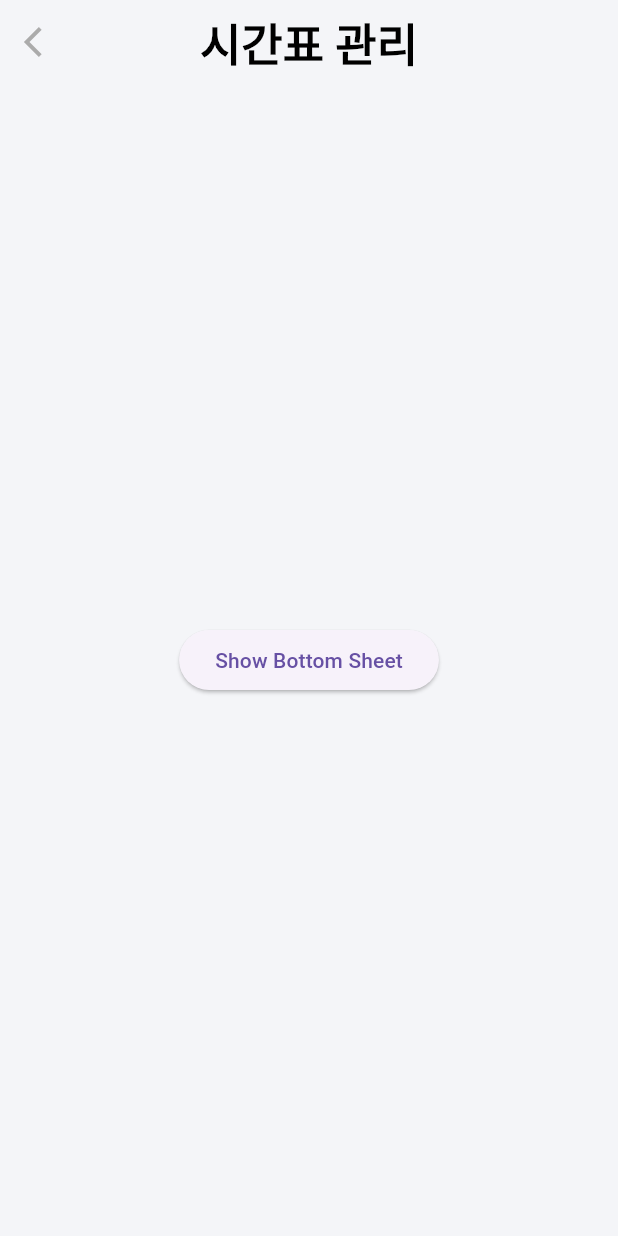
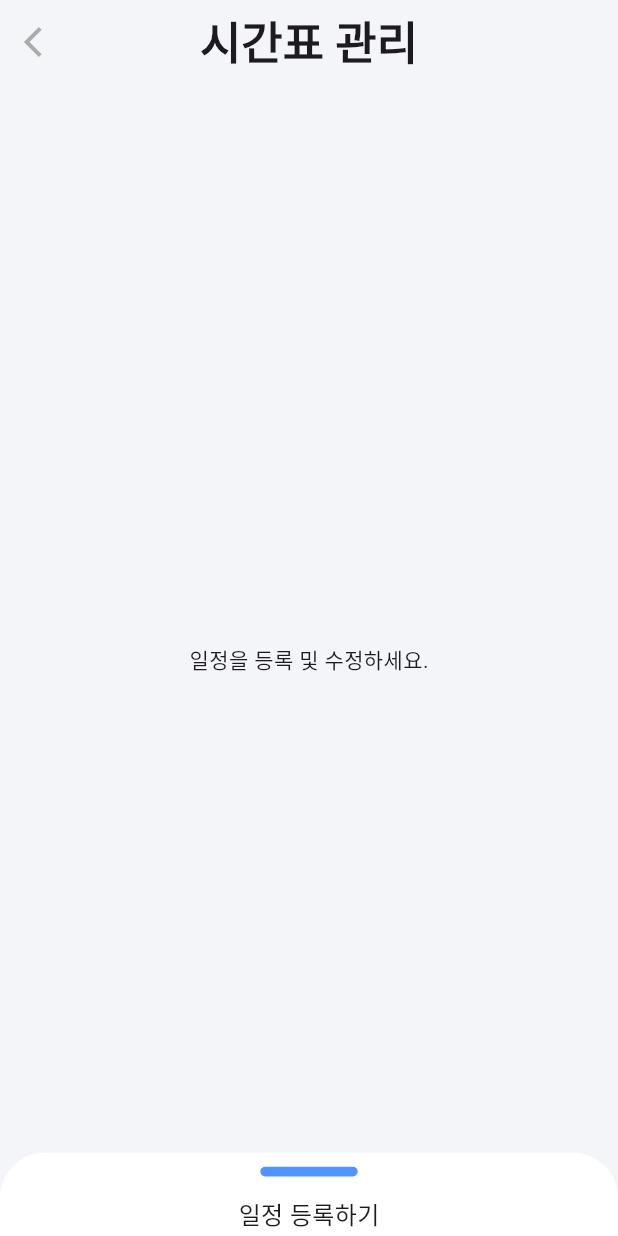
Before and after one commit to AIIA-GCU/VinTeum-FE, a Flutter app: the TimetableManager screen opened directly, on a phone screen of 412 x 824 dp. Run offline on Flutter 3.47's test engine with Material 3 defaults, Android fonts, the phone set to English and light mode, and no system bars; our stand-ins replace image_picker, smooth_page_indicator; Roboto replaces fonts that are missing (Pretendard).

Commit message:
bottomsheet 완료

```diff
--- a/lib/Page/Timetable_Manager.dart
+++ b/lib/Page/Timetable_Manager.dart
@@ -1,12 +1,11 @@
 import 'package:flutter/cupertino.dart';
 import 'package:flutter/material.dart';
 import 'package:vinteum/Common/color.dart';
+import 'package:vinteum/widget/custom_button.dart';
 import 'package:vinteum/widget/custom_dialog.dart';
 import 'package:vinteum/main.dart';
 
 class TimetableManager extends StatefulWidget {
-  TimetableManager({Key? key}) : super(key: key);
-
   @override
   _TimetableManagerState createState() => _TimetableManagerState();
 }
@@ -21,41 +20,55 @@ class _TimetableManagerState extends State<TimetableManager> {
     showModalBottomSheet<void>(
       context: context,
       isScrollControlled: true,
-      backgroundColor: Colors.transparent,
+      backgroundColor: Colors.white,
       builder: (BuildContext context) {
         return DraggableScrollableSheet(
           expand: false,
-          initialChildSize: 0.2, // Set initial size to make the header visible
-          minChildSize: 0.2, // Minimum size to make sure the header remains visible
+          initialChildSize: 0.2, // Initial size so header is visible
+          minChildSize: 0.2, // Minimum size to ensure header is visible
           maxChildSize: 0.8, // Maximum size user can drag up to
           builder: (BuildContext context, ScrollController scrollController) {
             return Container(
               decoration: BoxDecoration(
                 color: Colors.white,
-                borderRadius: BorderRadius.vertical(
-                  top: Radius.circular(25.0),
+                borderRadius: BorderRadius.only(
+                  topLeft: Radius.circular(30),
+                  topRight: Radius.circular(30),
                 ),
               ),
               child: Column(
                 children: <Widget>[
+                  SizedBox(height: ratio.height * 10,),
+                  Container(
+                    height: ratio.height * 7,
+                    width: ratio. width * 65,
+                    decoration: BoxDecoration(
+                      color: VinTeumColors.mainBlue,
+                      borderRadius: BorderRadius.all(
+                        Radius.circular(30),
+                      ),
+                    ),
+                  ),
                   // Header section
                   Container(
                     padding: EdgeInsets.symmetric(vertical: 16.0),
                     decoration: BoxDecoration(
-                      border: Border(
-                        bottom: BorderSide(
-                          color: Colors.grey.shade300,
-                          width: 1.0,
+                      color: Colors.white,
+                      borderRadius: BorderRadius.only(
+                        topRight: Radius.circular(30),
+                        topLeft: Radius.circular(30),
                       ),
-                      ),
+                      // border: Border(
+                      //   bottom: BorderSide(
+                      //     color: VinTeumColors.grey,
+                      //     width: 1.0,
+                      //   ),
+                      // ),
                     ),
                     child: Center(
                       child: Text(
-                        '일정 추가',
-                        style: TextStyle(
-                          fontSize: 20.0,
-                          fontWeight: FontWeight.bold,
-                        ),
+                        '일정 등록하기',
+                        style: TextStyle(fontSize:16)
                       ),
                     ),
                   ),
@@ -63,52 +76,75 @@ class _TimetableManagerState extends State<TimetableManager> {
                   Expanded(
                     child: ListView(
                       controller: scrollController,
-                      padding: EdgeInsets.all(16.0),
+                      padding: EdgeInsets.only(left: 30, right: 30, top: 5),
                       children: <Widget>[
                         TextField(
                           controller: name,
                           decoration: InputDecoration(
                             labelText: '일정 이름',
-                            border: OutlineInputBorder(),
+                            labelStyle: TextStyle(
+                              color: VinTeumColors.darkgrey,
+                              fontSize: 16,
                             ),
                           ),
-                        SizedBox(height: 16.0),
+                        ),
+                        SizedBox(height: ratio.height * 5.0),
                         TextField(
                           controller: date,
                           decoration: InputDecoration(
                             labelText: '요일',
-                            border: OutlineInputBorder(),
+                            labelStyle: TextStyle(
+                              color: VinTeumColors.darkgrey,
+                              fontSize: 16,
                             ),
                           ),
-                        SizedBox(height: 16.0),
+                        ),
+                        SizedBox(height: ratio.height * 5.0),
                         TextField(
                           controller: start_time,
                           decoration: InputDecoration(
                             labelText: '시작 시간',
-                            border: OutlineInputBorder(),
+                            labelStyle: TextStyle(
+                              color: VinTeumColors.darkgrey,
+                              fontSize: 16,
+                            ),
                           ),
                           keyboardType: TextInputType.datetime,
                         ),
-                        SizedBox(height: 16.0),
+                        SizedBox(height: ratio.height * 5.0),
+
                         TextField(
                           controller: end_time,
                           decoration: InputDecoration(
                             labelText: '종료 시간',
-                            border: OutlineInputBorder(),
+                            labelStyle: TextStyle(
+                              color: VinTeumColors.darkgrey,
+                              fontSize: 16,
+                            ),
                           ),
                           keyboardType: TextInputType.datetime,
                         ),
-                        SizedBox(height: 16.0),
-                        ElevatedButton(
-                          child: Text('저장'),
-                          onPressed: () {
+                        SizedBox(height: ratio.height * 150.0),
+                        CustomButton(width: 150, height: 48, text: '',
+                            func: (){
                               print('일정 이름: ${name.text}');
                               print('요일: ${date.text}');
                               print('시작 시간: ${start_time.text}');
                               print('종료 시간: ${end_time.text}');
                               Navigator.pop(context);
+
                             },
-                        ),
+                            buttonCount: 2)
+                        // ElevatedButton(
+                        //   child: Text('저장'),
+                        //   onPressed: () {
+                        //     print('일정 이름: ${name.text}');
+                        //     print('요일: ${date.text}');
+                        //     print('시작 시간: ${start_time.text}');
+                        //     print('종료 시간: ${end_time.text}');
+                        //     Navigator.pop(context);
+                        //   },
+                        // ),
                       ],
                     ),
                   ),
@@ -128,7 +164,7 @@ class _TimetableManagerState extends State<TimetableManager> {
       appBar: AppBar(
         backgroundColor: VinTeumColors.background,
         leading: IconButton(
-          onPressed: () {
+          onPressed: (){
             Navigator.pop(context);
           },
           icon: Icon(
@@ -136,19 +172,62 @@ class _TimetableManagerState extends State<TimetableManager> {
             color: VinTeumColors.grey,
           ),
         ),
-        title: Text("시간표 관리"),
-        titleTextStyle: TextStyle(
-            fontSize: 30,
-            fontWeight: FontWeight.bold,
-            color: Colors.black
+        title: Text("시간표 관리",
+            style: TextStyle(fontWeight: FontWeight.bold, fontSize: 30)),
+        centerTitle: true,
+
       ),
-        centerTitle: true,
+      body: Stack(
+        children: <Widget>[
+          Center(
+            child: Text('일정을 등록 및 수정하세요.'),
           ),
-      body: Center(
-        child: ElevatedButton(
-          child: Text('Show Bottom Sheet'),
-          onPressed: _showBottomSheet, // Show Bottom Sheet when button is pressed
+          // Fixed container at the bottom
+          Positioned( // cotainer를 화면 화단에 고정
+            bottom: 0,
+            left: 0,
+            right: 0,
+            child: GestureDetector(  // 사용자의 제스처를 감지 (수직 드래그)
+              onVerticalDragUpdate: (details) {  // 사용자가 수직으로 드래그할 때 호출됨
+                if (details.primaryDelta! < 0) { // 사용자가 위쪽으로 드래그할때 함수 호출
+                  _showBottomSheet();
+                }
+              },
+              child: Container(
+                height: ratio.height * 60,
+                decoration: BoxDecoration(
+                  color: Colors.white,
+                  borderRadius: BorderRadius.only(
+                    topLeft: Radius.circular(30),
+                    topRight: Radius.circular(30),
                   ),
+                ),
+                child: Center(
+                  child: Column(
+                    children: [
+                      SizedBox(height: ratio.height * 10,),
+                      Container(
+                        height: ratio.height * 7,
+                        width: ratio. width * 65,
+                        decoration: BoxDecoration(
+                          color: VinTeumColors.mainBlue,
+                          borderRadius: BorderRadius.all(
+                            Radius.circular(30),
+                          ),
+                        ),
+                      ),
+                      SizedBox(height: ratio.height * 15),
+                      Text('일정 등록하기',
+                          style: TextStyle(fontSize:16)),
+                    ],
+                  ),
+                ),
+
+              ),
+
+            ),
+          ),
+        ],
       ),
     );
   }
```
Lines whose indentation alone changed are shown as unchanged.
